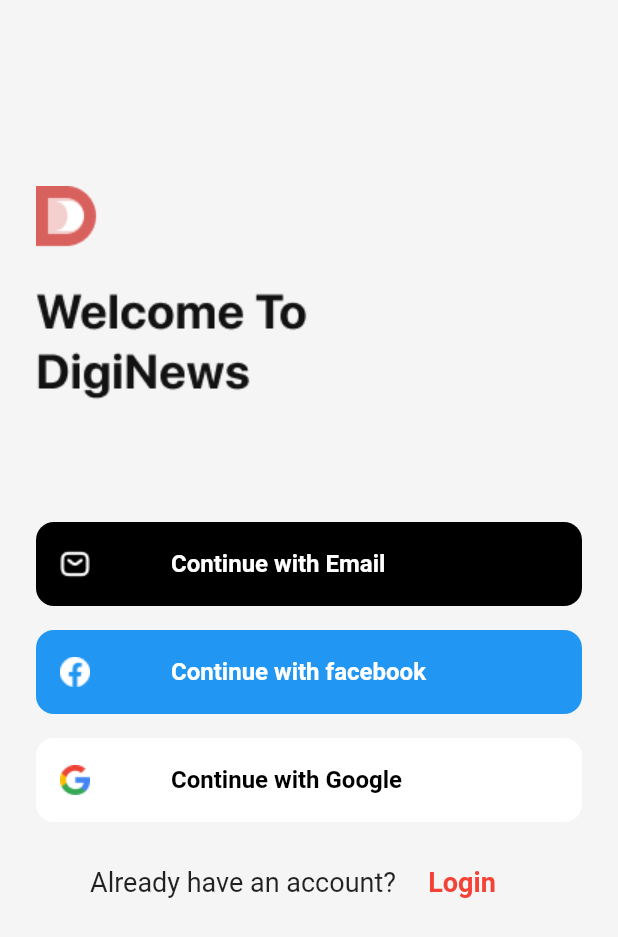
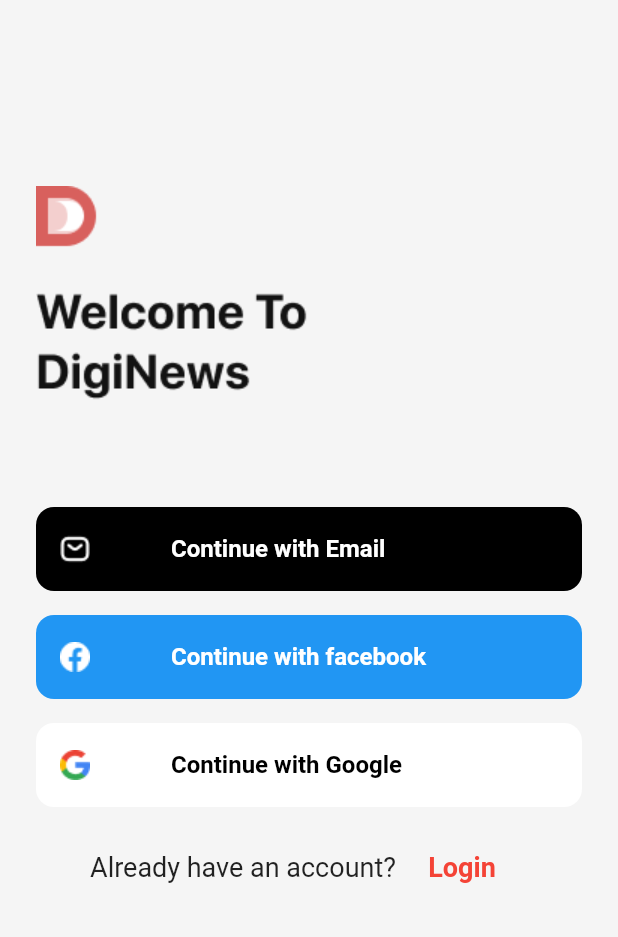
Before and after one commit to ZayniddinMamarasulov/DigiNews, a Flutter app: the screen it shows after launch, on a phone screen of 412 x 824 dp. Shown: the top 937 px of the screen. Run offline on Flutter 3.47's test engine with Material 2 defaults, Android fonts, the phone set to English and light mode, and no system bars; our stand-ins replace bouncing_widget.

```diff
--- a/lib/screens/auth_page.dart
+++ b/lib/screens/auth_page.dart
@@ -25,7 +25,7 @@ class _AuthPageState extends State<AuthPage> {
               children: [
                 const SizedBox(height: 124.0),
                 Image.asset("assets/digi-newsa.png"),
-                const SizedBox(height: 80),
+                const SizedBox(height: 70),
                 emailButtons(),
                 const SizedBox(height: 16),
                 facebookButtons(),
```
